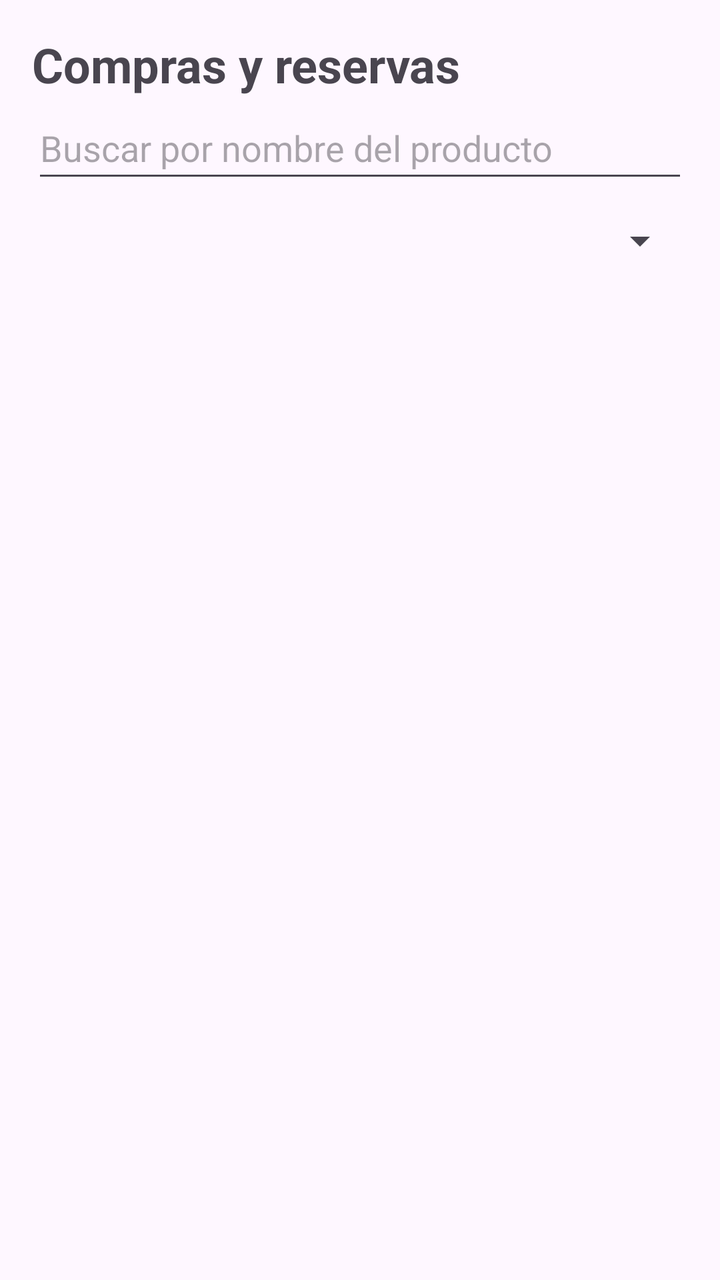
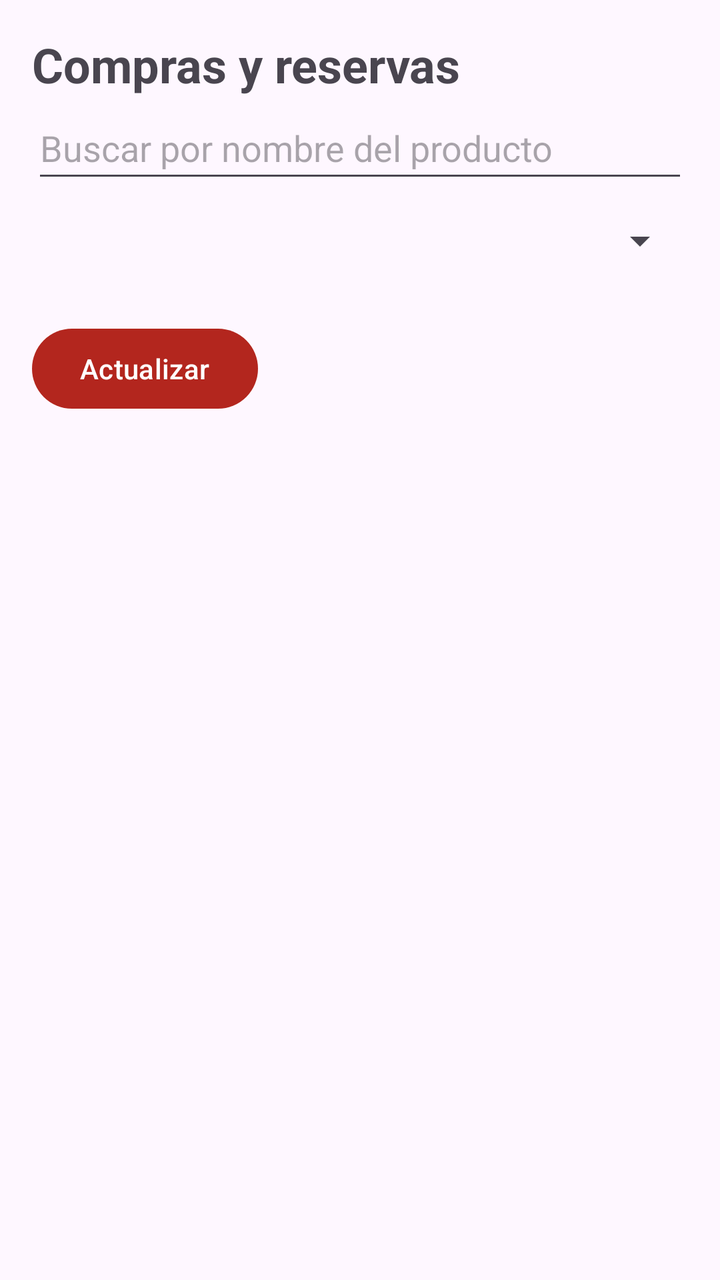

Compare the two renders of this Android layout. The source of the first and the diff that turns it into the second are given below.
<!-- AndroidManifest.xml: application theme Theme.SaborTico -->
<!-- res/layout/fragment_listado.xml -->
<?xml version="1.0" encoding="utf-8"?>
<LinearLayout xmlns:android="http://schemas.android.com/apk/res/android"
    android:layout_width="match_parent"
    android:layout_height="match_parent"
    android:orientation="vertical"
    android:padding="@dimen/margen_pantalla">

    <TextView
        android:id="@+id/tvTitulo"
        android:layout_width="match_parent"
        android:layout_height="wrap_content"
        android:text="@string/titulo_listado"
        android:textSize="@dimen/texto_titulo"
        android:textStyle="bold" />

    <TextView
        android:id="@+id/tvBanner"
        android:layout_width="match_parent"
        android:layout_height="wrap_content"
        android:layout_marginTop="8dp"
        android:background="@color/fondo_banner"
        android:padding="8dp"
        android:textColor="@color/texto_banner"
        android:visibility="gone" />

    <EditText
        android:id="@+id/etBuscar"
        android:layout_width="match_parent"
        android:layout_height="wrap_content"
        android:hint="@string/hint_buscar"
        android:importantForAutofill="no"
        android:inputType="text"
        android:minHeight="@dimen/alto_minimo_toque" />

    <Spinner
        android:id="@+id/spCatalogo"
        android:layout_width="match_parent"
        android:layout_height="@dimen/alto_minimo_toque"
        android:contentDescription="@string/etiqueta_sede" />

    <ProgressBar
        android:id="@+id/progreso"
        style="?android:attr/progressBarStyleHorizontal"
        android:layout_width="match_parent"
        android:layout_height="wrap_content"
        android:indeterminate="true"
        android:visibility="invisible" />

    <TextView
        android:id="@+id/tvVacio"
        android:layout_width="match_parent"
        android:layout_height="wrap_content"
        android:padding="@dimen/margen_pantalla"
        android:textSize="@dimen/texto_normal"
        android:visibility="gone" />

    <Button
        android:id="@+id/btnReintentar"
        android:layout_width="wrap_content"
        android:layout_height="wrap_content"
        android:minHeight="@dimen/alto_minimo_toque"
        android:text="@string/boton_reintentar"
        android:visibility="gone" />

    <androidx.recyclerview.widget.RecyclerView
        android:id="@+id/rvCompras"
        android:layout_width="match_parent"
        android:layout_height="0dp"
        android:layout_weight="1" />
</LinearLayout>
<!-- resources referenced by this layout -->
<resources>
  <color name="fondo_banner">#FFF3CD</color>
  <color name="texto_banner">#664D03</color>
  <dimen name="alto_minimo_toque">48dp</dimen>
  <dimen name="margen_pantalla">16dp</dimen>
  <dimen name="texto_normal">16sp</dimen>
  <dimen name="texto_titulo">24sp</dimen>
  <string name="boton_reintentar">Reintentar</string>
  <string name="etiqueta_sede">Sede</string>
  <string name="hint_buscar">Buscar por nombre del producto</string>
  <string name="titulo_listado">Compras y reservas</string>
  <style name="Theme.SaborTico" parent="Theme.Material3.DayNight">
          <item name="colorPrimary">@color/primario</item>
          <item name="colorSecondary">@color/secundario</item>
      </style>
  <color name="primario">#B3261E</color>
  <color name="secundario">#FFB300</color>
</resources>

<!-- the commit's change to res/layout/fragment_listado.xml (unified diff, before → after) -->
@@ -55,12 +55,11 @@
         android:visibility="gone" />
 
     <Button
-        android:id="@+id/btnReintentar"
+        android:id="@+id/btnActualizar"
         android:layout_width="wrap_content"
         android:layout_height="wrap_content"
         android:minHeight="@dimen/alto_minimo_toque"
-        android:text="@string/boton_reintentar"
-        android:visibility="gone" />
+        android:text="@string/boton_actualizar" />
 
     <androidx.recyclerview.widget.RecyclerView
         android:id="@+id/rvCompras"
<!-- resource entries referenced after the edit -->
@@ -6,7 +6,7 @@
   <dimen name="margen_pantalla">16dp</dimen>
   <dimen name="texto_normal">16sp</dimen>
   <dimen name="texto_titulo">24sp</dimen>
-  <string name="boton_reintentar">Reintentar</string>
+  <string name="boton_actualizar">Actualizar</string>
   <string name="etiqueta_sede">Sede</string>
   <string name="hint_buscar">Buscar por nombre del producto</string>
   <string name="titulo_listado">Compras y reservas</string>
